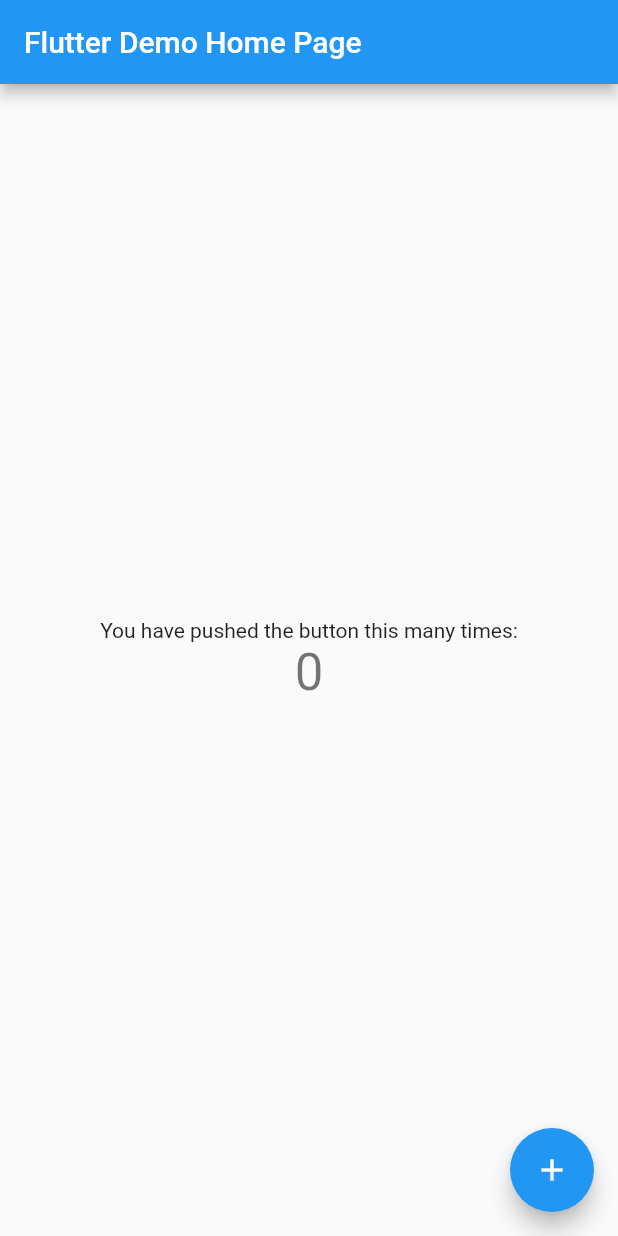
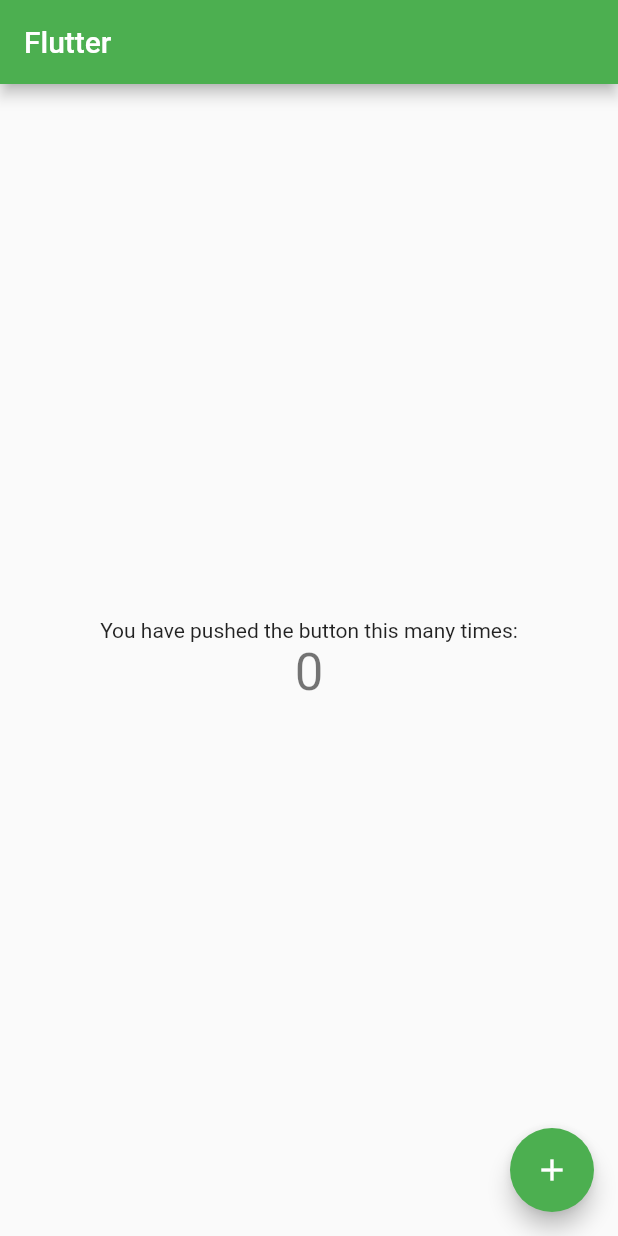
Before and after one commit to IgorZorzela/flutter_application_1, a Flutter app: the screen it shows after launch, on a phone screen of 412 x 824 dp. Run offline on Flutter 3.47's test engine with Material 2 defaults, Android fonts, the phone set to English and light mode, and no system bars.

Commit message:
alteraão de cor

```diff
--- a/lib/main.dart
+++ b/lib/main.dart
@@ -11,7 +11,7 @@ class MyApp extends StatelessWidget {
   @override
   Widget build(BuildContext context) {
     return MaterialApp(
-      title: 'Flutter Demo',
+      title: 'Flutter',
       theme: ThemeData(
         // This is the theme of your application.
         //
@@ -22,9 +22,9 @@ class MyApp extends StatelessWidget {
         // or simply save your changes to "hot reload" in a Flutter IDE).
         // Notice that the counter didn't reset back to zero; the application
         // is not restarted.
-        primarySwatch: Colors.blue,
+        primarySwatch: Colors.green,
       ),
-      home: const MyHomePage(title: 'Flutter Demo Home Page'),
+      home: const MyHomePage(title: 'Flutter'),
     );
   }
 }
```
